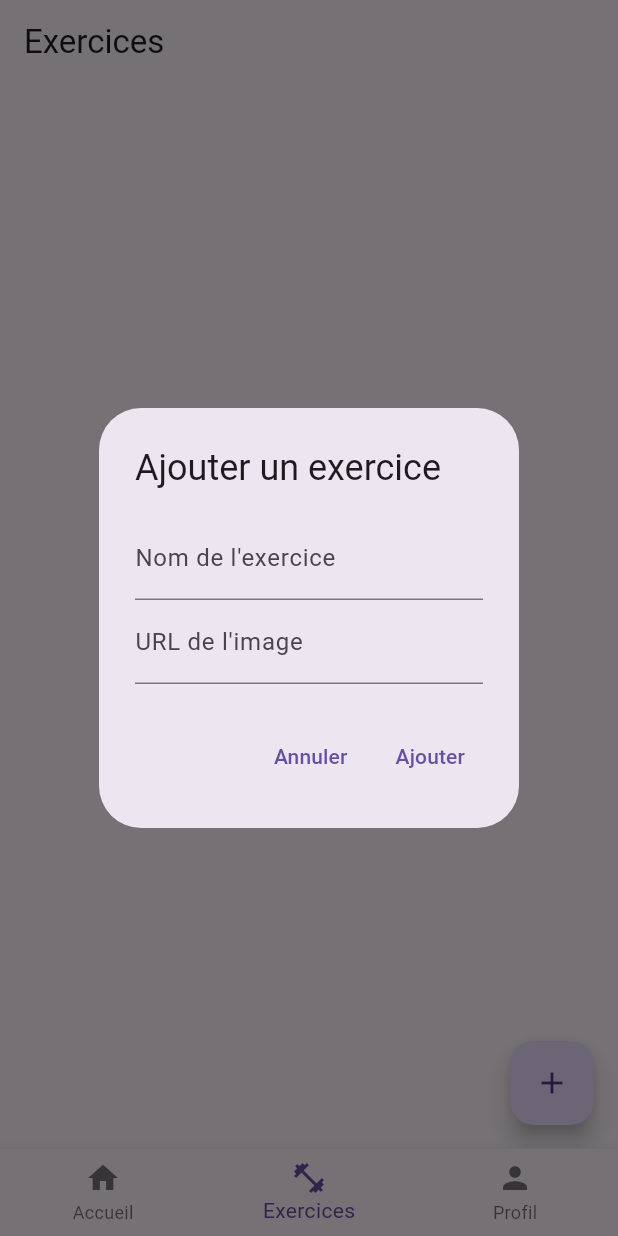
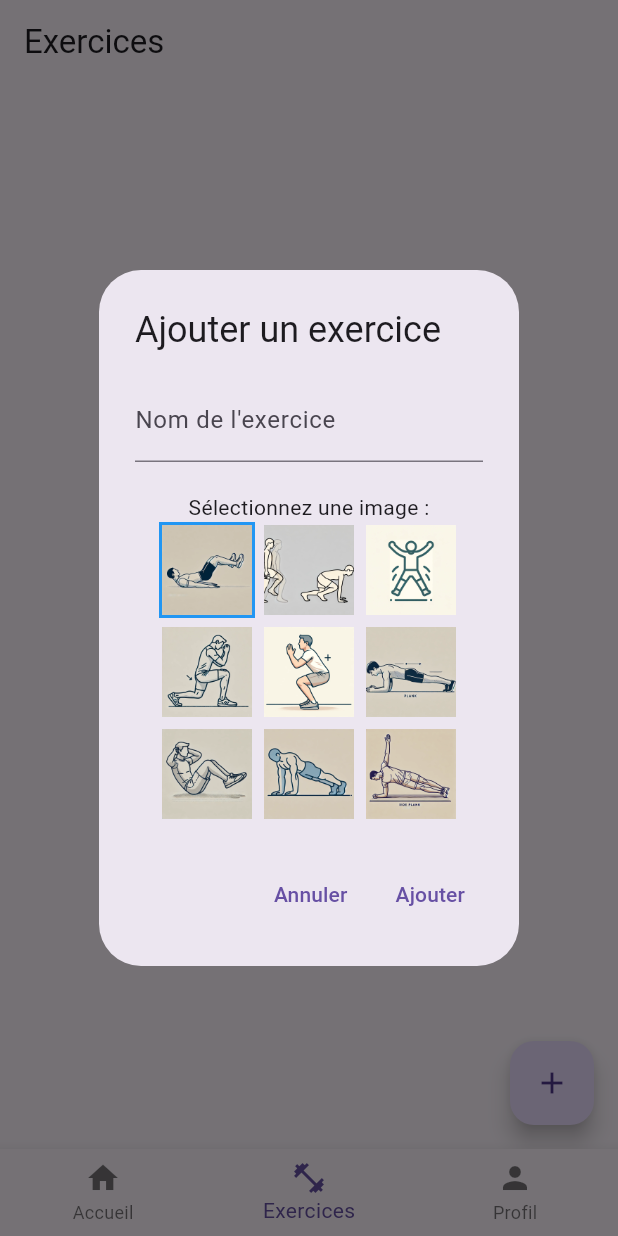
Before and after one commit to AlzUrt/flutter_sport, a Flutter app: the screen it shows after launch, item 2 of the bottom bar chosen, after a tap on the "add" icon, on a phone screen of 412 x 824 dp. Run offline on Flutter 3.47's test engine with Material 3 defaults, Android fonts, the phone set to English and light mode, and no system bars.

Commit message:
feat: ajout d'images pour l'exercice

```diff
--- a/lib/domain/exercice.dart
+++ b/lib/domain/exercice.dart
@@ -1,6 +1,8 @@
 class Exercice {
   final String name;
-  final String imageUrl;
+  final int imageIndex;
 
-  Exercice({required this.name, required this.imageUrl});
+  const Exercice({required this.name, required this.imageIndex});
+
+  String get imagePath => 'assets/images/exercise${imageIndex + 1}.webp';
 }
--- a/lib/screens/exercices_screen.dart
+++ b/lib/screens/exercices_screen.dart
@@ -3,7 +3,6 @@ import '../domain/exercice.dart';
 
 class ExercicesScreen extends StatefulWidget {
   const ExercicesScreen({super.key});
-
 
   @override
   _ExercicesScreenState createState() => _ExercicesScreenState();
@@ -30,7 +29,7 @@ class _ExercicesScreenState extends State<ExercicesScreen> {
           final exercice = _exercices[index];
           return ListTile(
             title: Text(exercice.name),
-            leading: Image.network(exercice.imageUrl, width: 50, height: 50),
+            leading: Image.asset(exercice.imagePath, width: 50, height: 50),
           );
         },
       ),
@@ -42,12 +41,14 @@ class _ExercicesScreenState extends State<ExercicesScreen> {
   }
 
   void _showAddExerciceForm(BuildContext context) {
+    String name = '';
+    int selectedImageIndex = 0;
+
     showDialog(
       context: context,
       builder: (BuildContext context) {
-        String name = '';
-        String imageUrl = '';
-
+        return StatefulBuilder(
+          builder: (context, setState) {
             return AlertDialog(
               title: const Text('Ajouter un exercice'),
               content: Column(
@@ -57,9 +58,37 @@ class _ExercicesScreenState extends State<ExercicesScreen> {
                     decoration: const InputDecoration(labelText: 'Nom de l\'exercice'),
                     onChanged: (value) => name = value,
                   ),
-              TextField(
-                decoration: const InputDecoration(labelText: 'URL de l\'image'),
-                onChanged: (value) => imageUrl = value,
+                  const SizedBox(height: 20),
+                  const Text('Sélectionnez une image :'),
+                  SizedBox(
+                    height: 200,
+                    width: 200,
+                    child: GridView.builder(
+                      gridDelegate: const SliverGridDelegateWithFixedCrossAxisCount(
+                        crossAxisCount: 3,
+                        crossAxisSpacing: 4,
+                        mainAxisSpacing: 4,
+                      ),
+                      itemCount: 9,
+                      itemBuilder: (context, index) {
+                        return GestureDetector(
+                          onTap: () {
+                            setState(() {
+                              selectedImageIndex = index;
+                            });
+                          },
+                          child: Container(
+                            decoration: BoxDecoration(
+                              border: Border.all(
+                                color: selectedImageIndex == index ? Colors.blue : Colors.transparent,
+                                width: 2,
+                              ),
+                            ),
+                            child: Image.asset('assets/images/exercise${index + 1}.webp'),
+                          ),
+                        );
+                      },
+                    ),
                   ),
                 ],
               ),
@@ -71,14 +100,16 @@ class _ExercicesScreenState extends State<ExercicesScreen> {
                 TextButton(
                   child: const Text('Ajouter'),
                   onPressed: () {
-                if (name.isNotEmpty && imageUrl.isNotEmpty) {
-                  _addExercice(Exercice(name: name, imageUrl: imageUrl));
+                    if (name.isNotEmpty) {
+                      _addExercice(Exercice(name: name, imageIndex: selectedImageIndex));
                       Navigator.of(context).pop();
                     }
                   },
                 ),
               ],
             );
+          }
+        );
       },
     );
   }
```
Also changed, not shown: pubspec.yaml (+10 -0 lines), assets/images/exercise1.webp (added), assets/images/exercise2.webp (added), assets/images/exercise3.webp (added), assets/images/exercise4.webp (added), assets/images/exercise5.webp (added), assets/images/exercise6.webp (added), assets/images/exercise7.webp (added), assets/images/exercise8.webp (added), assets/images/exercise9.webp (added). Lines whose indentation alone changed are shown as unchanged.
